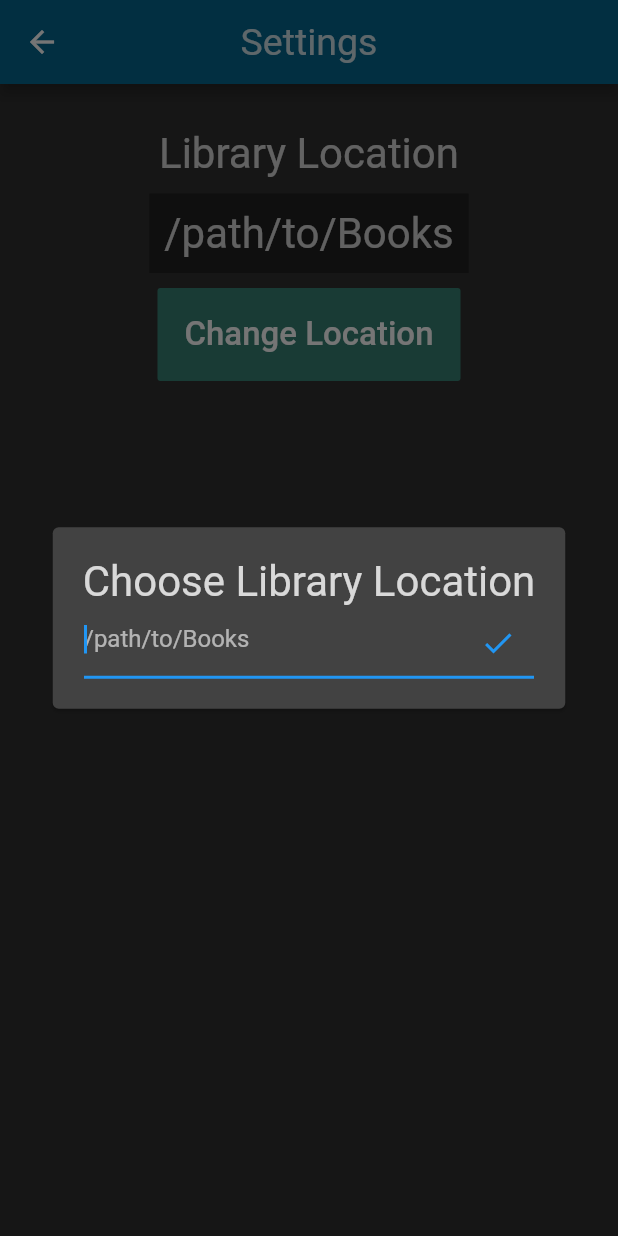
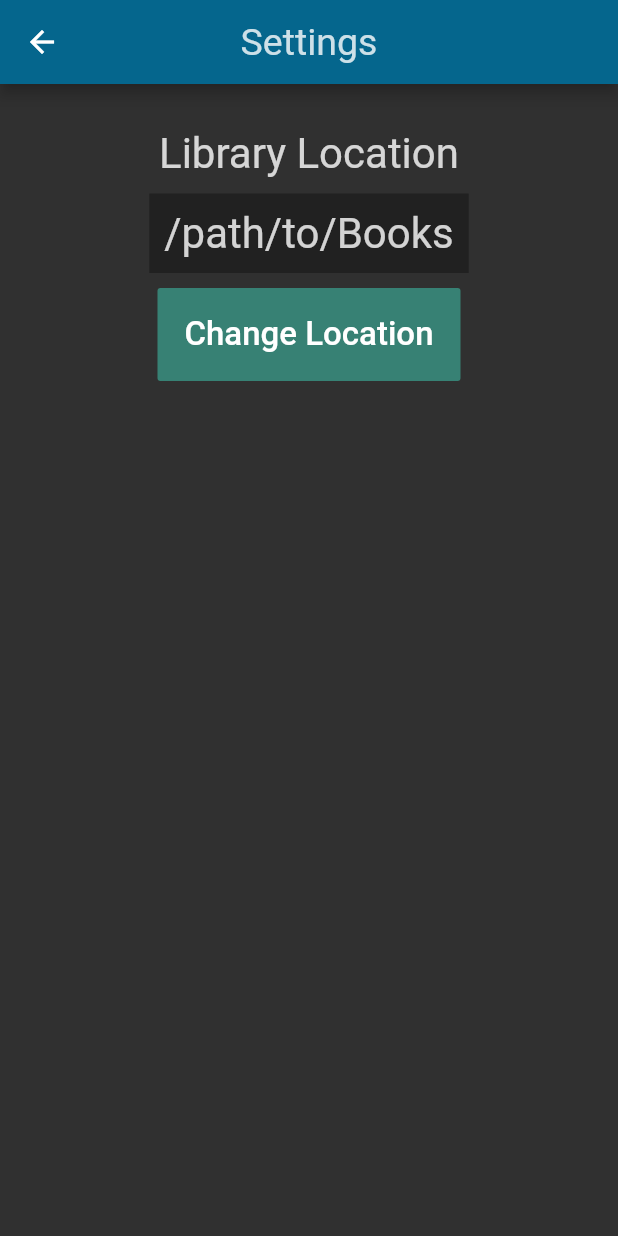
Before and after one commit to Merrit/edda, a Flutter app: the SettingsScreen screen opened by its route, after a tap on "Change Location", on a phone screen of 412 x 824 dp. Run offline on Flutter 3.47's test engine with Material 2 defaults, Android fonts, the phone set to English and light mode, and no system bars; our stand-ins replace file_picker, shared_preferences; missing offline and left inert: file_picker_cross; accounts and stored records are empty; statements that could not run were skipped.

Commit message:
Progess and cleanup

```diff
--- a/lib/library/find_books.dart
+++ b/lib/library/books.dart
@@ -1,13 +1,14 @@
 import 'dart:io';
 import 'package:path/path.dart' as path;
 import 'package:reader/components/cover_tile.dart';
+import 'package:reader/helpers/check_file_type.dart';
 
 import 'package:reader/settings/settings.dart';
 
 class Books {
   String libraryPath;
   List<CoverTile> coverTilesList = [];
-  Map<String, dynamic> bookFiles = {};
+  Map<String, dynamic> bookFiles = {}; // Map<name, filePath>
 
   Future<void> findBooks() async {
     var prefs = Settings();
@@ -18,8 +19,11 @@ class Books {
       Directory library = Directory(libraryPath);
       List files = library.listSync();
       files.forEach((element) {
-        String bookName = path.basenameWithoutExtension(element.toString());
-        bookFiles[bookName] = element;
+        String fileType = checkFileType(element);
+        if (fileType == '.epub' || fileType == '.cbz') {
+          String bookName = path.basenameWithoutExtension(element.path);
+          bookFiles[bookName] = element.path;
+        }
       });
     }
   }
@@ -27,7 +31,7 @@ class Books {
   Future<void> buildBookTiles() async {
     await findBooks(); // Populate the bookFiles Map
     bookFiles.forEach((key, value) {
-      var coverTile = CoverTile(name: key, image: 'assets/cover.webp');
+      var coverTile = CoverTile(name: key, filePath: value);
       coverTilesList.add(coverTile);
     });
   }
--- a/lib/settings/settings_screen.dart
+++ b/lib/settings/settings_screen.dart
@@ -1,10 +1,14 @@
 // Standard Library
 import 'package:flutter/material.dart';
+import 'package:path/path.dart' as path;
+import 'dart:io' show Platform;
 
 // Reader Packages
 import 'package:reader/settings/settings.dart';
 
 // Third Party Packages
+import 'package:file_picker/file_picker.dart';
+import 'package:file_picker_cross/file_picker_cross.dart';
 
 class SettingsScreen extends StatefulWidget {
   static final String id = 'settings_screen';
@@ -32,7 +36,7 @@ class _SettingsScreenState extends State<SettingsScreen> {
 
   void saveLibraryPath(String path) async {
     var prefs = Settings();
-    prefs.checkLibraryPath();
+    // prefs.checkLibraryPath(); // Is this needed??
     prefs.setPreference(key: 'libraryPath', value: path);
   }
 
@@ -66,45 +70,63 @@ class _SettingsScreenState extends State<SettingsScreen> {
                 color: Color(0xFF378174),
                 padding: EdgeInsets.all(18),
                 onPressed: () {
-                  showDialog(
-                    context: context,
-                    child: Center(
-                      child: Card(
-                        child: Padding(
-                          padding: const EdgeInsets.all(20.0),
-                          child: Column(
-                            mainAxisAlignment: MainAxisAlignment.center,
-                            mainAxisSize: MainAxisSize.min,
-                            children: [
-                              Text('Choose Library Location'),
-                              SizedBox(
-                                width: 300,
-                                child: TextField(
-                                  autofocus: true,
-                                  onChanged: (String value) {
-                                    libraryPath = value;
-                                  },
-                                  decoration: InputDecoration(
-                                    hintText: '/path/to/Books',
-                                    suffixIcon: IconButton(
-                                      icon: Icon(Icons.done),
-                                      onPressed: () {
-                                        setState(() {
-                                          saveLibraryPath(libraryPath);
-                                          checkLibraryPath();
-                                        });
-                                        Navigator.pop(context, true);
-                                      },
-                                    ),
-                                  ),
-                                ),
-                              ),
-                            ],
-                          ),
-                        ),
-                      ),
-                    ),
-                  );
+                  // FilePickerCross doesn't currently support picking a
+                  // directory, so we will pick a file from the base
+                  // directory and then parse the directory manually for now.
+                  if (Platform.isAndroid) {
+                    FilePicker.getDirectoryPath().then((value) => setState(() {
+                          libraryPath = value;
+                          saveLibraryPath(libraryPath);
+                        }));
+                  } else {
+                    FilePickerCross.pick(type: FileTypeCross.any)
+                        .then((filePicker) => setState(() {
+                              // libraryPath =
+                              //     filePicker.path; // Path of file chosen
+                              // Remove file to get directory path.
+                              libraryPath = path.dirname(filePicker.path);
+                              saveLibraryPath(libraryPath);
+                            }));
+                  }
+                  // showDialog(
+                  //   context: context,
+                  //   child: Center(
+                  //     child: Card(
+                  //       child: Padding(
+                  //         padding: const EdgeInsets.all(20.0),
+                  //         child: Column(
+                  //           mainAxisAlignment: MainAxisAlignment.center,
+                  //           mainAxisSize: MainAxisSize.min,
+                  //           children: [
+                  //             Text('Choose Library Location'),
+                  //             SizedBox(
+                  //               width: 300,
+                  //               child: TextField(
+                  //                 autofocus: true,
+                  //                 onChanged: (String value) {
+                  //                   libraryPath = value;
+                  //                 },
+                  //                 decoration: InputDecoration(
+                  //                   hintText: '/path/to/Books',
+                  //                   suffixIcon: IconButton(
+                  //                     icon: Icon(Icons.done),
+                  //                     onPressed: () {
+                  //                       // setState(() {
+                  //                       //   saveLibraryPath(libraryPath);
+                  //                       //   checkLibraryPath();
+                  //                       // });
+                  //                       Navigator.pop(context, true);
+                  //                     },
+                  //                   ),
+                  //                 ),
+                  //               ),
+                  //             ),
+                  //           ],
+                  //         ),
+                  //       ),
+                  //     ),
+                  //   ),
+                  // );
                 },
                 child: Text(
                   'Change Location',
```
Also changed, not shown: lib/components/cover_tile.dart (+12 -4 lines), lib/helpers/check_file_type.dart (added, +8 -0 lines), lib/library/library_screen.dart (+12 -7 lines), lib/settings/settings.dart (+22 -0 lines), pubspec.yaml (+2 -6 lines), pubspec.lock, 4 other files.
